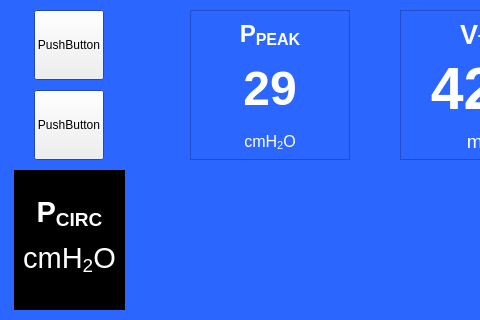
This is mainwindow.ui in mmnuig/galwayvent as Qt 5 draws it before an edit; both pictures show x 0 to 480 and y 0 to 320 of the 800 by 480 pixel window. The edited form follows.
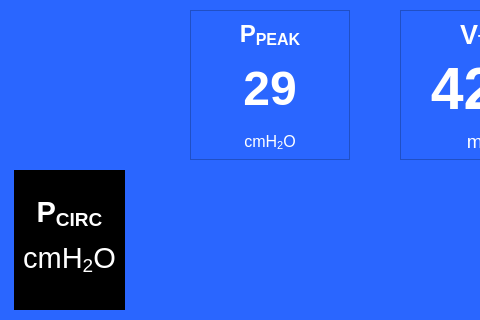
This is the edited form. Icons and pictures are not drawn. Custom widgets are drawn as their Qt base class.

Commit message:
Buttons and images added
Added images/icons, improved most button behaviours.

The edit to the form file:
```diff
--- a/mainwindow.ui
+++ b/mainwindow.ui
@@ -52,6 +52,15 @@
        </color>
       </brush>
      </colorrole>
+     <colorrole role="PlaceholderText">
+      <brush brushstyle="NoBrush">
+       <color alpha="128">
+        <red>255</red>
+        <green>255</green>
+        <blue>255</blue>
+       </color>
+      </brush>
+     </colorrole>
     </active>
     <inactive>
      <colorrole role="WindowText">
@@ -90,6 +99,15 @@
        </color>
       </brush>
      </colorrole>
+     <colorrole role="PlaceholderText">
+      <brush brushstyle="NoBrush">
+       <color alpha="128">
+        <red>255</red>
+        <green>255</green>
+        <blue>255</blue>
+       </color>
+      </brush>
+     </colorrole>
     </inactive>
     <disabled>
      <colorrole role="WindowText">
@@ -128,6 +146,15 @@
        </color>
       </brush>
      </colorrole>
+     <colorrole role="PlaceholderText">
+      <brush brushstyle="NoBrush">
+       <color alpha="128">
+        <red>255</red>
+        <green>255</green>
+        <blue>255</blue>
+       </color>
+      </brush>
+     </colorrole>
     </disabled>
    </palette>
   </property>
@@ -1169,27 +1196,33 @@
    <widget class="QPushButton" name="btnHomeScreen">
     <property name="geometry">
      <rect>
-      <x>34</x>
-      <y>10</y>
-      <width>70</width>
-      <height>70</height>
+      <x>45</x>
+      <y>50</y>
+      <width>50</width>
+      <height>50</height>
      </rect>
     </property>
     <property name="text">
-     <string>PushButton</string>
+     <string/>
+    </property>
+    <property name="flat">
+     <bool>true</bool>
     </property>
    </widget>
    <widget class="QPushButton" name="btnAlarmSet">
     <property name="geometry">
      <rect>
-      <x>34</x>
-      <y>90</y>
-      <width>70</width>
-      <height>70</height>
+      <x>45</x>
+      <y>110</y>
+      <width>50</width>
+      <height>50</height>
      </rect>
     </property>
     <property name="text">
-     <string>PushButton</string>
+     <string/>
+    </property>
+    <property name="flat">
+     <bool>true</bool>
     </property>
    </widget>
    <widget class="QFrame" name="framePEEP">
@@ -1542,6 +1575,28 @@
      </property>
     </widget>
    </widget>
+   <widget class="QLabel" name="gvsLogo">
+    <property name="geometry">
+     <rect>
+      <x>15</x>
+      <y>10</y>
+      <width>112</width>
+      <height>36</height>
+     </rect>
+    </property>
+    <property name="text">
+     <string/>
+    </property>
+    <property name="textFormat">
+     <enum>Qt::PlainText</enum>
+    </property>
+    <property name="pixmap">
+     <pixmap resource="resources.qrc">:/images/galwayventshare.jpg</pixmap>
+    </property>
+    <property name="scaledContents">
+     <bool>true</bool>
+    </property>
+   </widget>
    <zorder>widget_2</zorder>
    <zorder>widget</zorder>
    <zorder>flowGraphWidget</zorder>
```
Left out of the diff: 90 changed lines with no effect on the pictures. The commit also changes 17 other files.
